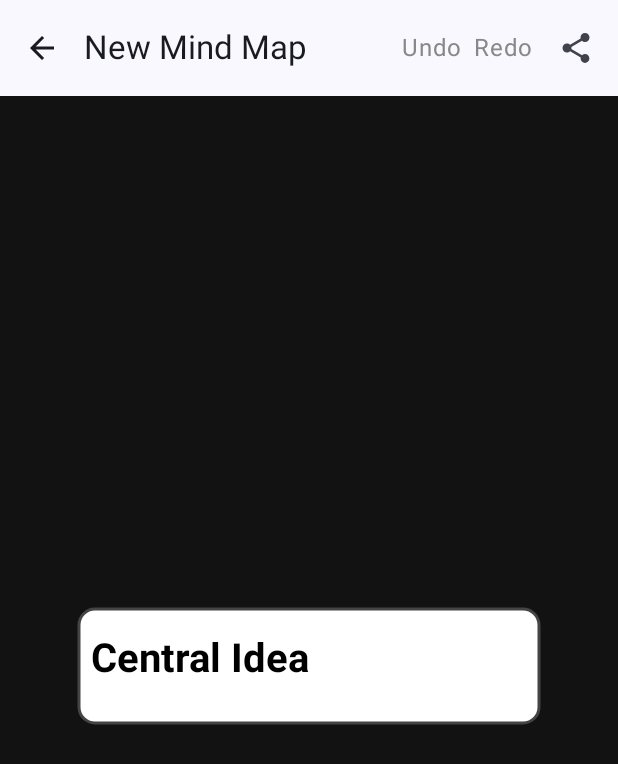
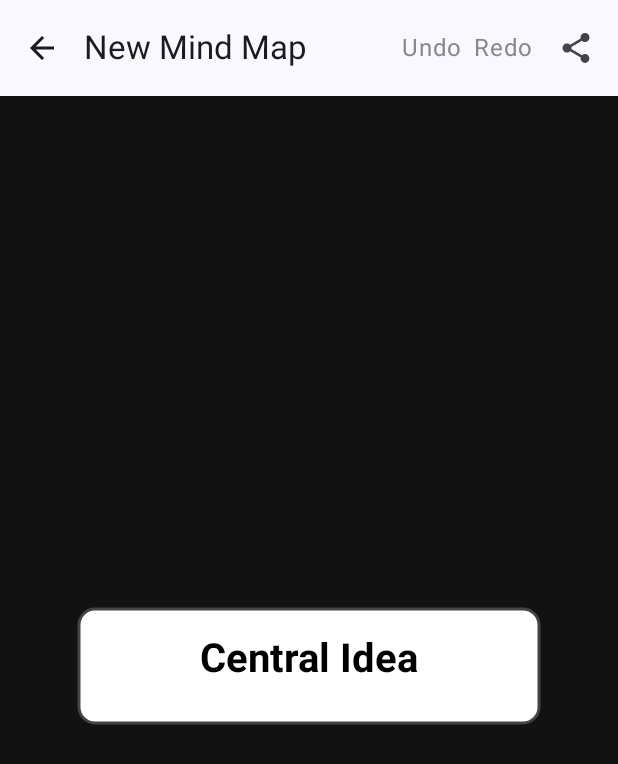
Before and after one commit to Sanali209/Amind, an Android app built with Jetpack Compose: the screen it shows after launch (MainActivity), after a tap on "Create New Mind Map", on a phone screen of 412 x 824 dp. Shown: the top 764 px of the screen. Run offline under Robolectric (Android 15) with nearby library versions, the phone set to English and light mode, and no system bars.

Commit message:
Add rich notes, images, todos, and custom node colors
- Implement Markdown note editor screen/window for Android and Desktop
- Add support for attaching images (Base64) to nodes
- Add Todo functionality (checkboxes) with export support
- Add custom color picker (Fill node)
- Add Note field to CrossLinks
- Fix text alignment in Android MindMapCanvas (StaticLayout vs Paint.Align)
- Fix color type handling (Int vs ULong) crash on Android
- Update layout engine to account for image/checkbox dimensions

```diff
--- a/app/src/main/java/com/mindmap/android/ui/editor/MindMapCanvas.kt
+++ b/app/src/main/java/com/mindmap/android/ui/editor/MindMapCanvas.kt
@@ -346,7 +346,9 @@ private fun androidx.compose.ui.graphics.drawscope.DrawScope.drawNodeTree(
         // Prepare TextPaint for StaticLayout
         textPaint.textSize = 40f * scale
         textPaint.color = android.graphics.Color.BLACK
-        // textPaint is centered alignment, but StaticLayout handles alignment via Builder
+        // StaticLayout expects Paint.Align.LEFT to calculate widths correctly relative to origin.
+        // It handles the actual text alignment (Center) internally via the Alignment parameter.
+        textPaint.textAlign = Paint.Align.LEFT
 
         // Draw Images from Cache
         var currentContentY = ny - nHeight/2 + 20f*scale
```
